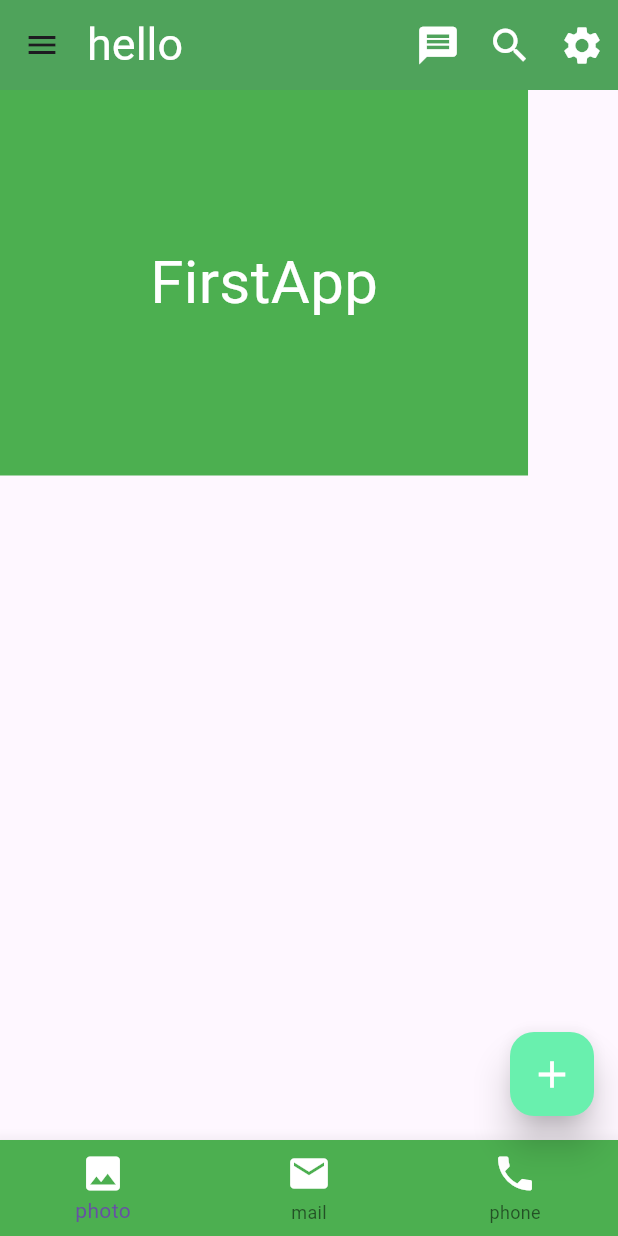
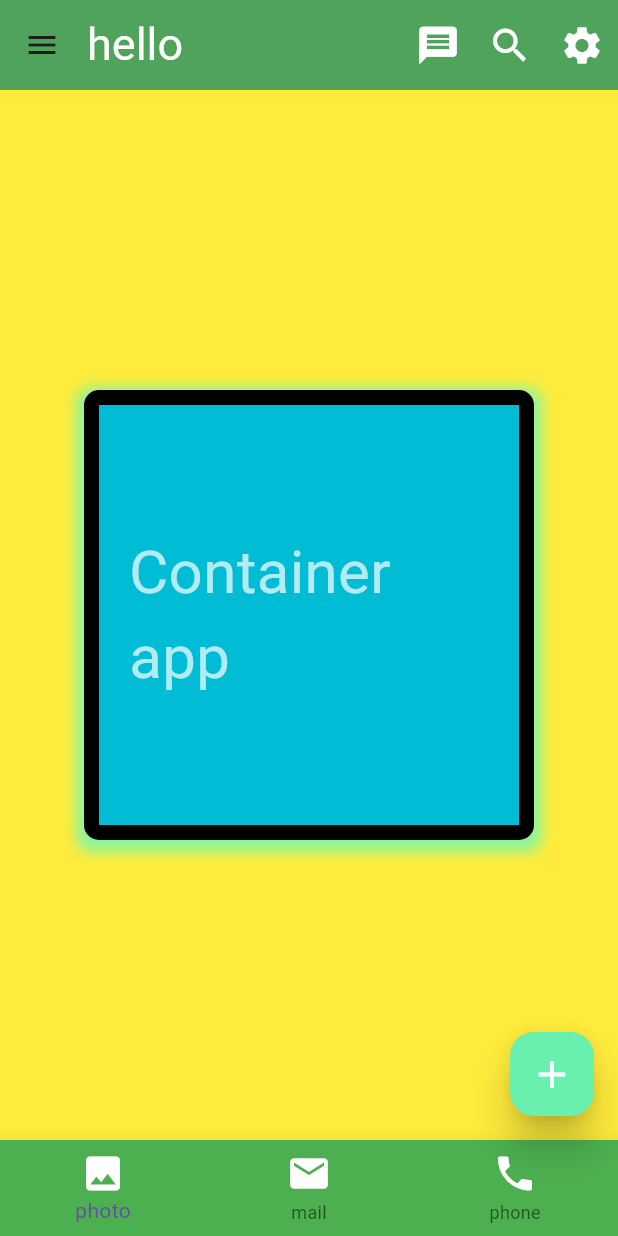
Before and after one commit to Sumon162/Flutter2, a Flutter app: the screen it shows after launch, on a phone screen of 412 x 824 dp. Run offline on Flutter 3.47's test engine with Material 3 defaults, Android fonts, the phone set to English and light mode, and no system bars.

Commit message:
Flutter2

```diff
--- a/lib/FirstProject.dart
+++ b/lib/FirstProject.dart
@@ -98,6 +98,7 @@ class HomeScreen extends StatelessWidget {
             ),
             ListTile(
               tileColor: Colors.cyan,
+             hoverColor: Colors.cyan,
              leading: Icon(Icons.add_alarm,color: Colors.white,size: 20,),
              title: Text("alarm",style: TextStyle(fontSize: 30,color: Colors.white),),
               onTap: (){
@@ -108,13 +109,31 @@ class HomeScreen extends StatelessWidget {
         ),
 
       ),
-      //backgroundColor: Colors.green,
-      body: Container(
-        color: Colors.green,
-        padding: EdgeInsets.all(100),
-       margin: EdgeInsets.all(0),
-        child: Text("FirstApp",style: TextStyle(fontSize: 40,color: Colors.white),),
-      ),
+      backgroundColor: Colors.yellow,
+      body: Center(
+        child: Container(
+          height: 300,
+          width: 300,
+          decoration: BoxDecoration(
+            color: Colors.cyan,
+            borderRadius: BorderRadius.circular(10),
+            border: Border.all(color: Colors.black, width: 10),
+            boxShadow: [
+              BoxShadow(
+                color: Colors.cyanAccent.withOpacity(0.5),
+                spreadRadius: 5,
+                blurRadius: 7,
+                offset: Offset(0,3),
+              )
+            ]
+          ),
+          child: Center(
+            child: Text("Container app",style: TextStyle(fontSize: 40,color: Colors.white70),),
+          ),
+          padding: EdgeInsets.all(20),
+          margin: EdgeInsets.all(30),
+        )
+      )
     );
   }
 }
```
